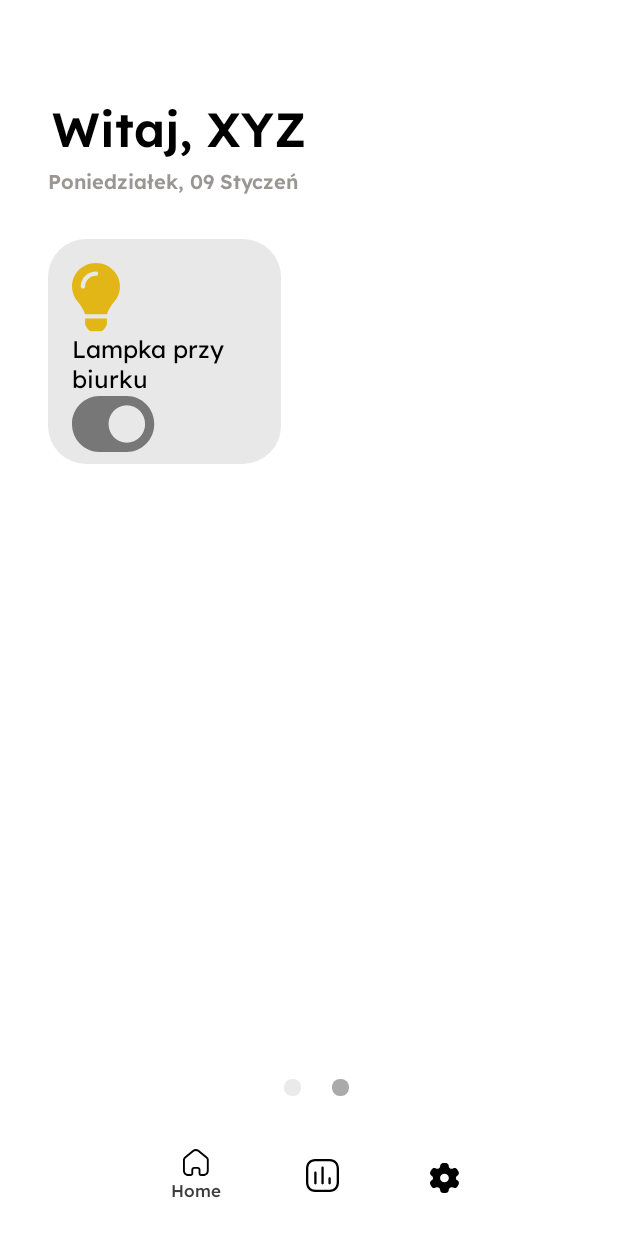
After one commit to Kamilr616/IoT_App_ANS, an Android app: the layout activity_home2.xml on its own in the app's theme, with its tools: preview values and no code run, on a phone screen of 412 x 824 dp. The commit adds this screen. Run offline under Robolectric (Android 15) with nearby library versions, the phone set to English and light mode, and no system bars.

Commit message:
Dodanie Home2

```diff
--- a/app/src/main/res/layout/activity_home1.xml
+++ b/app/src/main/res/layout/activity_home1.xml
@@ -409,4 +409,36 @@
             tools:src="@drawable/img_home" />
     </androidx.constraintlayout.widget.ConstraintLayout>
 
+    <androidx.constraintlayout.widget.ConstraintLayout
+        android:layout_width="85dp"
+        android:layout_height="23dp"
+        app:layout_constraintBottom_toBottomOf="parent"
+        app:layout_constraintEnd_toEndOf="parent"
+        app:layout_constraintStart_toStartOf="parent"
+        app:layout_constraintTop_toTopOf="parent"
+        app:layout_constraintVertical_bias="0.891">
+
+        <View
+            android:id="@+id/viewEllipseTwo"
+            android:layout_width="@dimen/_11pxh"
+            android:layout_height="@dimen/_11pxh"
+            android:background="@drawable/rectangle_bg_bluegray_100_90_radius_5_5"
+            app:layout_constraintBottom_toBottomOf="parent"
+            app:layout_constraintEnd_toEndOf="parent"
+            app:layout_constraintHorizontal_bias="0.648"
+            app:layout_constraintStart_toStartOf="parent"
+            app:layout_constraintTop_toTopOf="parent" />
+
+        <View
+            android:id="@+id/viewEllipseOne"
+            android:layout_width="@dimen/_11pxh"
+            android:layout_height="@dimen/_11pxh"
+            android:background="@drawable/rectangle_bg_gray_501_radius_5_5"
+            app:layout_constraintBottom_toBottomOf="parent"
+            app:layout_constraintEnd_toEndOf="parent"
+            app:layout_constraintHorizontal_bias="0.337"
+            app:layout_constraintStart_toStartOf="parent"
+            app:layout_constraintTop_toTopOf="parent" />
+    </androidx.constraintlayout.widget.ConstraintLayout>
+
 </androidx.constraintlayout.widget.ConstraintLayout>
--- /dev/null
+++ b/app/src/main/res/layout/activity_home2.xml
@@ -0,0 +1,202 @@
+<?xml version="1.0" encoding="utf-8"?>
+<androidx.constraintlayout.widget.ConstraintLayout xmlns:android="http://schemas.android.com/apk/res/android"
+    xmlns:app="http://schemas.android.com/apk/res-auto"
+    xmlns:tools="http://schemas.android.com/tools"
+    android:layout_width="match_parent"
+    android:layout_height="match_parent">
+
+    <androidx.constraintlayout.widget.ConstraintLayout
+        android:id="@+id/Lampka"
+        style="@style/groupStylegray_200cornerRadius"
+        android:layout_width="@dimen/_155pxh"
+        android:layout_height="@dimen/_150pxh"
+        android:baselineAligned="false"
+        android:gravity="start"
+        android:orientation="horizontal"
+        app:layout_constraintBottom_toBottomOf="parent"
+        app:layout_constraintEnd_toEndOf="parent"
+        app:layout_constraintHorizontal_bias="0.125"
+        app:layout_constraintStart_toStartOf="parent"
+        app:layout_constraintTop_toTopOf="parent"
+        app:layout_constraintVertical_bias="0.236">
+
+        <ImageView
+            android:id="@+id/imageVector"
+            android:layout_width="@dimen/_55pxh"
+            android:layout_height="@dimen/_37pxh"
+            android:scaleType="fitXY"
+            android:src="@drawable/img_vector"
+            app:layout_constraintBottom_toBottomOf="parent"
+            app:layout_constraintEnd_toEndOf="parent"
+            app:layout_constraintHorizontal_bias="0.16"
+            app:layout_constraintStart_toStartOf="parent"
+            app:layout_constraintTop_toTopOf="parent"
+            app:layout_constraintVertical_bias="0.929"
+            tools:ignore="ContentDescription"
+            tools:src="@drawable/img_vector" />
+
+        <TextView
+            android:id="@+id/txtLampkaprzybiu"
+            style="@style/txtLexendregular16"
+            android:layout_width="120dp"
+            android:layout_height="43dp"
+            android:text="@{homeTwoVM.homeTwoModel.txtLampkaprzybiu}"
+            app:layout_constraintBottom_toBottomOf="parent"
+            app:layout_constraintEnd_toEndOf="parent"
+            app:layout_constraintHorizontal_bias="0.457"
+            app:layout_constraintStart_toStartOf="parent"
+            app:layout_constraintTop_toTopOf="parent"
+            app:layout_constraintVertical_bias="0.579"
+            tools:text="@string/msg_lampka_przy_biu" />
+
+        <ImageView
+            android:id="@+id/imageLightbulb"
+            android:layout_width="@dimen/_32pxh"
+            android:layout_height="@dimen/_46pxh"
+            android:scaleType="fitXY"
+            android:src="@drawable/img_lightbulb"
+            app:layout_constraintBottom_toBottomOf="parent"
+            app:layout_constraintEnd_toEndOf="parent"
+            app:layout_constraintHorizontal_bias="0.13"
+            app:layout_constraintStart_toStartOf="parent"
+            app:layout_constraintTop_toTopOf="parent"
+            app:layout_constraintVertical_bias="0.153"
+            tools:ignore="ContentDescription"
+            tools:src="@drawable/img_lightbulb" />
+    </androidx.constraintlayout.widget.ConstraintLayout>
+
+    <TextView
+        android:id="@+id/txtPoniedziaekZero2"
+        style="@style/txtLexendsemibold13"
+        android:layout_width="wrap_content"
+        android:layout_height="wrap_content"
+        android:layout_gravity="start"
+        android:layout_marginStart="32dp"
+        android:layout_marginTop="4dp"
+        android:ellipsize="end"
+        android:singleLine="true"
+        app:layout_constraintStart_toStartOf="parent"
+        app:layout_constraintTop_toBottomOf="@+id/txtWitajXYZ2"
+        tools:text="@string/msg_poniedzia_ek_0" />
+
+    <TextView
+        android:id="@+id/txtWitajXYZ2"
+        style="@style/txtLexendsemibold32"
+        android:layout_width="294dp"
+        android:layout_height="45dp"
+        android:layout_gravity="start"
+        android:ellipsize="end"
+        android:singleLine="true"
+        app:layout_constraintBottom_toBottomOf="parent"
+        app:layout_constraintEnd_toEndOf="parent"
+        app:layout_constraintHorizontal_bias="0.296"
+        app:layout_constraintStart_toStartOf="parent"
+        app:layout_constraintTop_toTopOf="parent"
+        app:layout_constraintVertical_bias="0.079"
+        tools:text="@string/lbl_witaj_xyz" />
+
+    <androidx.constraintlayout.widget.ConstraintLayout
+        android:layout_width="394dp"
+        android:layout_height="67dp"
+        app:layout_constraintBottom_toBottomOf="parent"
+        app:layout_constraintEnd_toEndOf="parent"
+        app:layout_constraintHorizontal_bias="1.0"
+        app:layout_constraintStart_toStartOf="parent"
+        app:layout_constraintTop_toTopOf="parent"
+        app:layout_constraintVertical_bias="0.991">
+
+        <TextView
+            android:id="@+id/txtHomeOne2"
+            style="@style/txtLexendmedium11"
+            android:layout_width="wrap_content"
+            android:layout_height="wrap_content"
+            android:layout_gravity="start"
+            android:ellipsize="end"
+            android:lineSpacingExtra="@dimen/_3pxh"
+            android:singleLine="true"
+            app:layout_constraintBottom_toBottomOf="parent"
+            app:layout_constraintEnd_toEndOf="parent"
+            app:layout_constraintHorizontal_bias="0.267"
+            app:layout_constraintStart_toStartOf="parent"
+            app:layout_constraintTop_toTopOf="parent"
+            app:layout_constraintVertical_bias="0.692"
+            tools:text="@string/lbl_home" />
+
+        <ImageView
+            android:id="@+id/imageSettings2"
+            android:layout_width="@dimen/_19pxh"
+            android:layout_height="@dimen/_20pxh"
+            android:scaleType="fitXY"
+            android:src="@drawable/img_settings"
+            app:layout_constraintBottom_toBottomOf="parent"
+            app:layout_constraintEnd_toEndOf="parent"
+            app:layout_constraintHorizontal_bias="0.717"
+            app:layout_constraintStart_toStartOf="parent"
+            app:layout_constraintTop_toTopOf="parent"
+            app:layout_constraintVertical_bias="0.531"
+            tools:ignore="ContentDescription"
+            tools:src="@drawable/img_settings" />
+
+        <ImageView
+            android:id="@+id/imageVolume2"
+            android:layout_width="@dimen/_22pxh"
+            android:layout_height="@dimen/_22pxh"
+            android:scaleType="fitXY"
+            android:src="@drawable/img_volume"
+            app:layout_constraintBottom_toBottomOf="parent"
+            app:layout_constraintEnd_toEndOf="parent"
+            app:layout_constraintStart_toStartOf="parent"
+            app:layout_constraintTop_toTopOf="parent"
+            tools:ignore="ContentDescription"
+            tools:src="@drawable/img_volume" />
+
+        <ImageView
+            android:id="@+id/imageHome2"
+            android:layout_width="@dimen/_18pxh"
+            android:layout_height="@dimen/_18pxh"
+            android:layout_gravity="start"
+            android:scaleType="fitXY"
+            android:src="@drawable/img_home"
+            app:layout_constraintBottom_toBottomOf="parent"
+            app:layout_constraintEnd_toEndOf="parent"
+            app:layout_constraintHorizontal_bias="0.276"
+            app:layout_constraintStart_toStartOf="parent"
+            app:layout_constraintTop_toTopOf="parent"
+            app:layout_constraintVertical_bias="0.326"
+            tools:ignore="ContentDescription"
+            tools:src="@drawable/img_home" />
+    </androidx.constraintlayout.widget.ConstraintLayout>
+
+    <androidx.constraintlayout.widget.ConstraintLayout
+        android:layout_width="85dp"
+        android:layout_height="23dp"
+        app:layout_constraintBottom_toBottomOf="parent"
+        app:layout_constraintEnd_toEndOf="parent"
+        app:layout_constraintStart_toStartOf="parent"
+        app:layout_constraintTop_toTopOf="parent"
+        app:layout_constraintVertical_bias="0.891">
+
+        <View
+            android:id="@+id/viewEllipseTwo"
+            android:layout_width="@dimen/_11pxh"
+            android:layout_height="@dimen/_11pxh"
+            android:background="@drawable/rectangle_bg_bluegray_100_90_radius_5_5"
+            app:layout_constraintBottom_toBottomOf="parent"
+            app:layout_constraintEnd_toEndOf="parent"
+            app:layout_constraintHorizontal_bias="0.351"
+            app:layout_constraintStart_toStartOf="parent"
+            app:layout_constraintTop_toTopOf="parent" />
+
+        <View
+            android:id="@+id/viewEllipseOne"
+            android:layout_width="@dimen/_11pxh"
+            android:layout_height="@dimen/_11pxh"
+            android:background="@drawable/rectangle_bg_gray_501_radius_5_5"
+            app:layout_constraintBottom_toBottomOf="parent"
+            app:layout_constraintEnd_toEndOf="parent"
+            app:layout_constraintHorizontal_bias="0.783"
+            app:layout_constraintStart_toStartOf="parent"
+            app:layout_constraintTop_toTopOf="parent" />
+    </androidx.constraintlayout.widget.ConstraintLayout>
+
+</androidx.constraintlayout.widget.ConstraintLayout>
```
